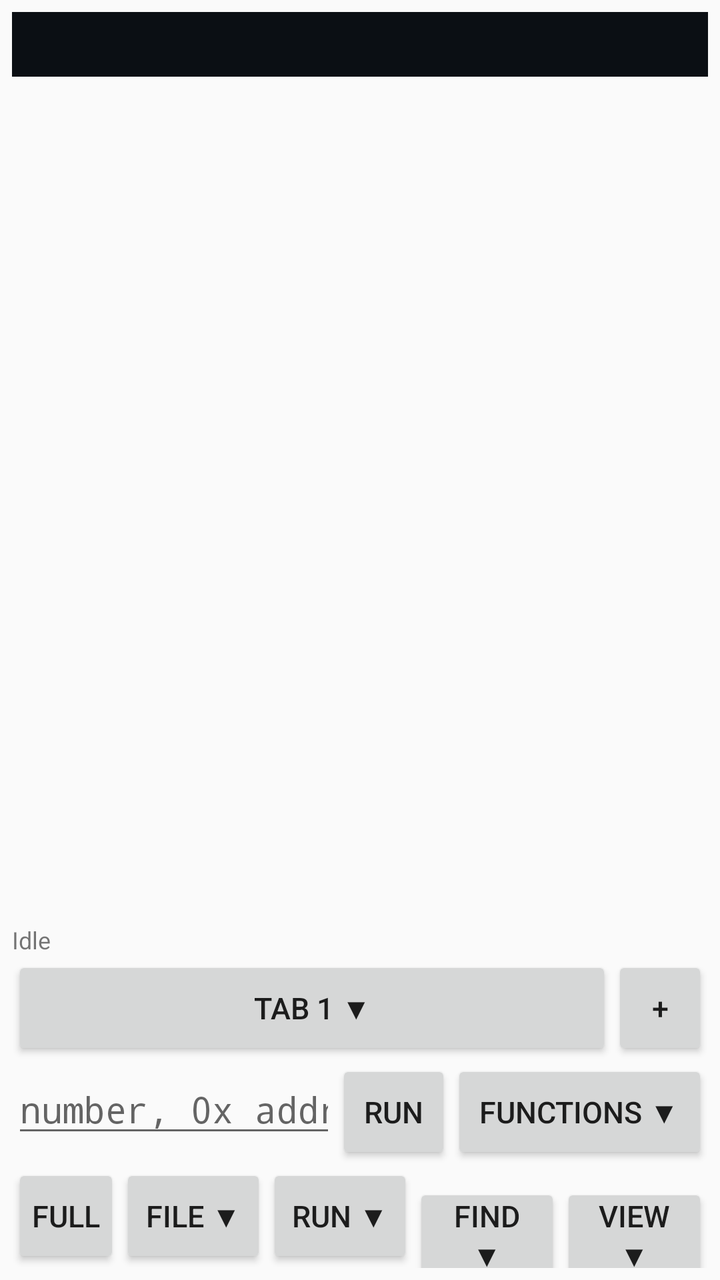
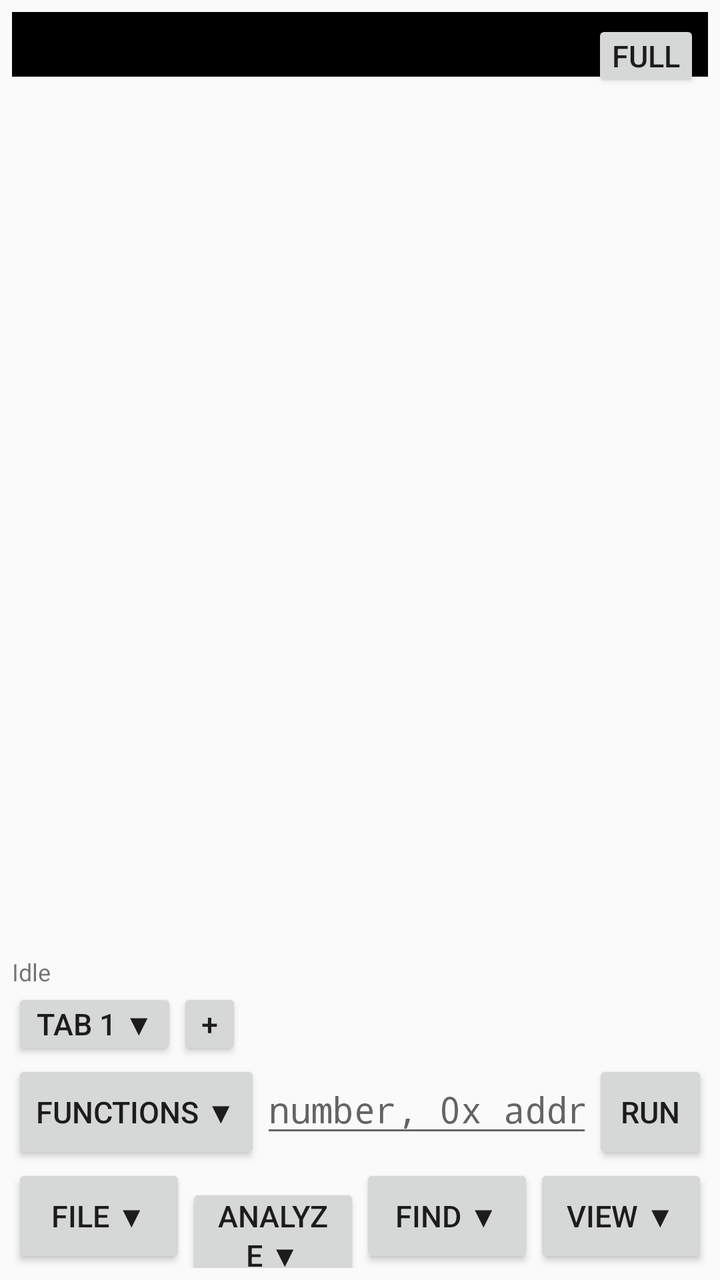

The first picture is an Android layout as it rendered before a commit; the second is the same layout after the commit. The layout source and the unified diff follow.
<!-- AndroidManifest.xml: application theme android:Theme.Material.Light.NoActionBar -->
<!-- res/layout/activity_main.xml -->
<?xml version="1.0" encoding="utf-8"?>
<LinearLayout xmlns:android="http://schemas.android.com/apk/res/android"
    android:layout_width="match_parent"
    android:layout_height="match_parent"
    android:orientation="vertical"
    android:padding="6dp">

    <ScrollView
        android:id="@+id/scrollView"
        android:layout_width="match_parent"
        android:layout_height="0dp"
        android:layout_weight="1"
        android:fadeScrollbars="false"
        android:scrollbarAlwaysDrawVerticalTrack="true"
        android:scrollbarSize="10dp"
        android:scrollbarStyle="insideOverlay">

        
        <HorizontalScrollView
            android:layout_width="match_parent"
            android:layout_height="wrap_content"
            android:background="#0B0F14"
            android:fadeScrollbars="false"
            android:scrollbarAlwaysDrawHorizontalTrack="true"
            android:scrollbarSize="10dp"
            android:scrollbarStyle="insideOverlay">

            <TextView
                android:id="@+id/outputText"
                android:layout_width="wrap_content"
                android:layout_height="wrap_content"
                android:fontFamily="monospace"
                android:padding="8dp"
                android:textColor="#D4D4D4"
                android:textIsSelectable="true"
                android:textSize="12sp" />
        </HorizontalScrollView>
    </ScrollView>

    <LinearLayout
        android:id="@+id/controlsPanel"
        android:layout_width="match_parent"
        android:layout_height="wrap_content"
        android:orientation="vertical">

    <ProgressBar
        android:id="@+id/progressBar"
        style="?android:attr/progressBarStyleHorizontal"
        android:layout_width="match_parent"
        android:layout_height="wrap_content"
        android:indeterminate="true"
        android:visibility="gone" />

    <TextView
        android:id="@+id/statusText"
        android:layout_width="match_parent"
        android:layout_height="wrap_content"
        android:text="Idle"
        android:textSize="12sp" />

    
    <LinearLayout
        android:layout_width="match_parent"
        android:layout_height="wrap_content"
        android:orientation="horizontal">

        <Button
            android:id="@+id/tabMenuButton"
            style="@style/CompactButton"
            android:layout_width="0dp"
            android:layout_height="wrap_content"
            android:layout_weight="1"
            android:text="Tab 1 ▼" />

        <Button
            android:id="@+id/addTabButton"
            style="@style/CompactButton"
            android:layout_width="wrap_content"
            android:layout_height="wrap_content"
            android:paddingLeft="18dp"
            android:paddingRight="18dp"
            android:text="+" />
    </LinearLayout>

    
    <LinearLayout
        android:layout_width="match_parent"
        android:layout_height="wrap_content"
        android:orientation="horizontal">

        <EditText
            android:id="@+id/cmdInput"
            android:layout_width="0dp"
            android:layout_height="wrap_content"
            android:layout_weight="1"
            android:fontFamily="monospace"
            android:hint="number, 0x address, or find WORD"
            android:imeOptions="actionGo"
            android:inputType="text"
            android:singleLine="true" />

        <Button
            android:id="@+id/runButton"
            style="@style/CompactButton"
            android:layout_width="wrap_content"
            android:layout_height="wrap_content"
            android:paddingLeft="14dp"
            android:paddingRight="14dp"
            android:text="Run" />

        <Button
            android:id="@+id/functionsPickButton"
            style="@style/CompactButton"
            android:layout_width="wrap_content"
            android:layout_height="wrap_content"
            android:paddingLeft="14dp"
            android:paddingRight="14dp"
            android:text="Functions ▼" />
    </LinearLayout>

    
    <LinearLayout
        android:layout_width="match_parent"
        android:layout_height="wrap_content"
        android:orientation="horizontal">

        <Button
            android:id="@+id/fullscreenButton"
            style="@style/CompactButton"
            android:layout_width="wrap_content"
            android:layout_height="wrap_content"
            android:paddingLeft="10dp"
            android:paddingRight="10dp"
            android:text="FULL" />

        <Button
            android:id="@+id/fileMenuButton"
            style="@style/CompactButton"
            android:layout_width="0dp"
            android:layout_height="wrap_content"
            android:layout_weight="1"
            android:text="FILE ▼" />

        <Button
            android:id="@+id/runMenuButton"
            style="@style/CompactButton"
            android:layout_width="0dp"
            android:layout_height="wrap_content"
            android:layout_weight="1"
            android:text="RUN ▼" />

        <Button
            android:id="@+id/findMenuButton"
            style="@style/CompactButton"
            android:layout_width="0dp"
            android:layout_height="wrap_content"
            android:layout_weight="1"
            android:text="FIND ▼" />

        <Button
            android:id="@+id/viewMenuButton"
            style="@style/CompactButton"
            android:layout_width="0dp"
            android:layout_height="wrap_content"
            android:layout_weight="1"
            android:text="VIEW ▼" />
    </LinearLayout>

    </LinearLayout>

</LinearLayout>
<!-- resources referenced by this layout -->
<resources>
  <style name="CompactButton" parent="@android:style/Widget.Material.Button">
          <item name="android:minHeight">52dp</item>
          <item name="android:minWidth">48dp</item>
          <item name="android:textSize">15sp</item>
          <item name="android:paddingTop">6dp</item>
          <item name="android:paddingBottom">6dp</item>
      </style>
</resources>

<!-- the commit's change to res/layout/activity_main.xml (unified diff, before → after) -->
@@ -5,37 +5,56 @@
     android:orientation="vertical"
     android:padding="6dp">
 
-    <ScrollView
-        android:id="@+id/scrollView"
+    <FrameLayout
         android:layout_width="match_parent"
         android:layout_height="0dp"
-        android:layout_weight="1"
-        android:fadeScrollbars="false"
-        android:scrollbarAlwaysDrawVerticalTrack="true"
-        android:scrollbarSize="10dp"
-        android:scrollbarStyle="insideOverlay">
+        android:layout_weight="1">
 
-        
-        <HorizontalScrollView
+        <ScrollView
+            android:id="@+id/scrollView"
             android:layout_width="match_parent"
-            android:layout_height="wrap_content"
-            android:background="#0B0F14"
+            android:layout_height="match_parent"
             android:fadeScrollbars="false"
-            android:scrollbarAlwaysDrawHorizontalTrack="true"
+            android:scrollbarAlwaysDrawVerticalTrack="true"
             android:scrollbarSize="10dp"
             android:scrollbarStyle="insideOverlay">
 
-            <TextView
-                android:id="@+id/outputText"
-                android:layout_width="wrap_content"
+            
+            <HorizontalScrollView
+                android:layout_width="match_parent"
                 android:layout_height="wrap_content"
-                android:fontFamily="monospace"
-                android:padding="8dp"
-                android:textColor="#D4D4D4"
-                android:textIsSelectable="true"
-                android:textSize="12sp" />
-        </HorizontalScrollView>
-    </ScrollView>
+                android:background="#000000"
+                android:fadeScrollbars="false"
+                android:scrollbarAlwaysDrawHorizontalTrack="true"
+                android:scrollbarSize="10dp"
+                android:scrollbarStyle="insideOverlay">
+
+                <TextView
+                    android:id="@+id/outputText"
+                    android:layout_width="wrap_content"
+                    android:layout_height="wrap_content"
+                    android:fontFamily="monospace"
+                    android:padding="8dp"
+                    android:textColor="#C9D1D9"
+                    android:textIsSelectable="true"
+                    android:textSize="12sp" />
+            </HorizontalScrollView>
+        </ScrollView>
+
+        
+        <Button
+            android:id="@+id/fullscreenButton"
+            style="@style/CompactButton"
+            android:layout_width="wrap_content"
+            android:layout_height="wrap_content"
+            android:layout_gravity="top|end"
+            android:layout_margin="4dp"
+            android:minHeight="36dp"
+            android:minWidth="0dp"
+            android:paddingLeft="10dp"
+            android:paddingRight="10dp"
+            android:text="FULL" />
+    </FrameLayout>
 
     <LinearLayout
         android:id="@+id/controlsPanel"
@@ -43,129 +62,124 @@
         android:layout_height="wrap_content"
         android:orientation="vertical">
 
-    <ProgressBar
-        android:id="@+id/progressBar"
-        style="?android:attr/progressBarStyleHorizontal"
-        android:layout_width="match_parent"
-        android:layout_height="wrap_content"
-        android:indeterminate="true"
-        android:visibility="gone" />
+        <ProgressBar
+            android:id="@+id/progressBar"
+            style="?android:attr/progressBarStyleHorizontal"
+            android:layout_width="match_parent"
+            android:layout_height="wrap_content"
+            android:indeterminate="true"
+            android:visibility="gone" />
 
-    <TextView
-        android:id="@+id/statusText"
-        android:layout_width="match_parent"
-        android:layout_height="wrap_content"
-        android:text="Idle"
-        android:textSize="12sp" />
+        <TextView
+            android:id="@+id/statusText"
+            android:layout_width="match_parent"
+            android:layout_height="wrap_content"
+            android:text="Idle"
+            android:textSize="12sp" />
 
-    
-    <LinearLayout
-        android:layout_width="match_parent"
-        android:layout_height="wrap_content"
-        android:orientation="horizontal">
-
-        <Button
-            android:id="@+id/tabMenuButton"
-            style="@style/CompactButton"
-            android:layout_width="0dp"
-            android:layout_height="wrap_content"
-            android:layout_weight="1"
-            android:text="Tab 1 ▼" />
-
-        <Button
-            android:id="@+id/addTabButton"
-            style="@style/CompactButton"
+        
+        <LinearLayout
             android:layout_width="wrap_content"
             android:layout_height="wrap_content"
-            android:paddingLeft="18dp"
-            android:paddingRight="18dp"
-            android:text="+" />
-    </LinearLayout>
+            android:orientation="horizontal">
 
-    
-    <LinearLayout
-        android:layout_width="match_parent"
-        android:layout_height="wrap_content"
-        android:orientation="horizontal">
+            <Button
+                android:id="@+id/tabMenuButton"
+                style="@style/CompactButton"
+                android:layout_width="wrap_content"
+                android:layout_height="wrap_content"
+                android:minHeight="36dp"
+                android:minWidth="0dp"
+                android:paddingLeft="12dp"
+                android:paddingRight="12dp"
+                android:text="Tab 1 ▼" />
 
-        <EditText
-            android:id="@+id/cmdInput"
-            android:layout_width="0dp"
+            <Button
+                android:id="@+id/addTabButton"
+                style="@style/CompactButton"
+                android:layout_width="wrap_content"
+                android:layout_height="wrap_content"
+                android:minHeight="36dp"
+                android:minWidth="0dp"
+                android:paddingLeft="12dp"
+                android:paddingRight="12dp"
+                android:text="+" />
+        </LinearLayout>
+
+        
+        <LinearLayout
+            android:layout_width="match_parent"
             android:layout_height="wrap_content"
-            android:layout_weight="1"
-            android:fontFamily="monospace"
-            android:hint="number, 0x address, or find WORD"
-            android:imeOptions="actionGo"
-            android:inputType="text"
-            android:singleLine="true" />
+            android:orientation="horizontal">
 
-        <Button
-            android:id="@+id/runButton"
-            style="@style/CompactButton"
-            android:layout_width="wrap_content"
+            <Button
+                android:id="@+id/functionsPickButton"
+                style="@style/CompactButton"
+                android:layout_width="wrap_content"
+                android:layout_height="wrap_content"
+                android:paddingLeft="12dp"
+                android:paddingRight="12dp"
+                android:text="Functions ▼" />
+
+            <EditText
+                android:id="@+id/cmdInput"
+                android:layout_width="0dp"
+                android:layout_height="wrap_content"
+                android:layout_weight="1"
+                android:fontFamily="monospace"
+                android:hint="number, 0x address, or find WORD"
+                android:imeOptions="actionGo"
+                android:inputType="text"
+                android:singleLine="true" />
+
+            <Button
+                android:id="@+id/runButton"
+                style="@style/CompactButton"
+                android:layout_width="wrap_content"
+                android:layout_height="wrap_content"
+                android:paddingLeft="14dp"
+                android:paddingRight="14dp"
+                android:text="Run" />
+        </LinearLayout>
+
+        
+        <LinearLayout
+            android:layout_width="match_parent"
             android:layout_height="wrap_content"
-            android:paddingLeft="14dp"
-            android:paddingRight="14dp"
-            android:text="Run" />
+            android:orientation="horizontal">
 
-        <Button
-            android:id="@+id/functionsPickButton"
-            style="@style/CompactButton"
-            android:layout_width="wrap_content"
-            android:layout_height="wrap_content"
-            android:paddingLeft="14dp"
-            android:paddingRight="14dp"
-            android:text="Functions ▼" />
-    </LinearLayout>
+            <Button
+                android:id="@+id/fileMenuButton"
+                style="@style/CompactButton"
+                android:layout_width="0dp"
+                android:layout_height="wrap_content"
+                android:layout_weight="1"
+                android:text="FILE ▼" />
 
-    
-    <LinearLayout
-        android:layout_width="match_parent"
-        android:layout_height="wrap_content"
-        android:orientation="horizontal">
+            <Button
+                android:id="@+id/runMenuButton"
+                style="@style/CompactButton"
+                android:layout_width="0dp"
+                android:layout_height="wrap_content"
+                android:layout_weight="1"
+                android:text="ANALYZE ▼" />
 
-        <Button
-            android:id="@+id/fullscreenButton"
-            style="@style/CompactButton"
-            android:layout_width="wrap_content"
-            android:layout_height="wrap_content"
-            android:paddingLeft="10dp"
-            android:paddingRight="10dp"
-            android:text="FULL" />
+            <Button
+                android:id="@+id/findMenuButton"
+                style="@style/CompactButton"
+                android:layout_width="0dp"
+                android:layout_height="wrap_content"
+                android:layout_weight="1"
+                android:text="FIND ▼" />
 
-        <Button
-            android:id="@+id/fileMenuButton"
-            style="@style/CompactButton"
-            android:layout_width="0dp"
-            android:layout_height="wrap_content"
-            android:layout_weight="1"
-            android:text="FILE ▼" />
-
-        <Button
-            android:id="@+id/runMenuButton"
-            style="@style/CompactButton"
-            android:layout_width="0dp"
-            android:layout_height="wrap_content"
-            android:layout_weight="1"
-            android:text="RUN ▼" />
-
-        <Button
-            android:id="@+id/findMenuButton"
-            style="@style/CompactButton"
-            android:layout_width="0dp"
-            android:layout_height="wrap_content"
-            android:layout_weight="1"
-            android:text="FIND ▼" />
-
-        <Button
-            android:id="@+id/viewMenuButton"
-            style="@style/CompactButton"
-            android:layout_width="0dp"
-            android:layout_height="wrap_content"
-            android:layout_weight="1"
-            android:text="VIEW ▼" />
-    </LinearLayout>
-
+            <Button
+                android:id="@+id/viewMenuButton"
+                style="@style/CompactButton"
+                android:layout_width="0dp"
+                android:layout_height="wrap_content"
+                android:layout_weight="1"
+                android:text="VIEW ▼" />
+        </LinearLayout>
     </LinearLayout>
 
 </LinearLayout>
